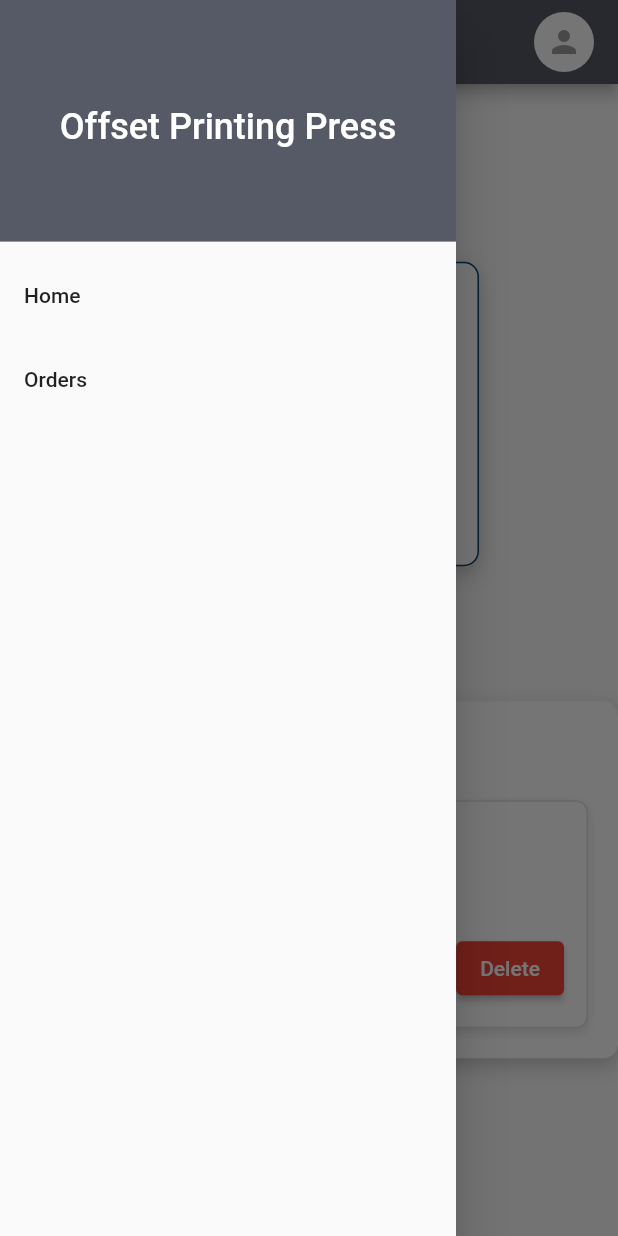
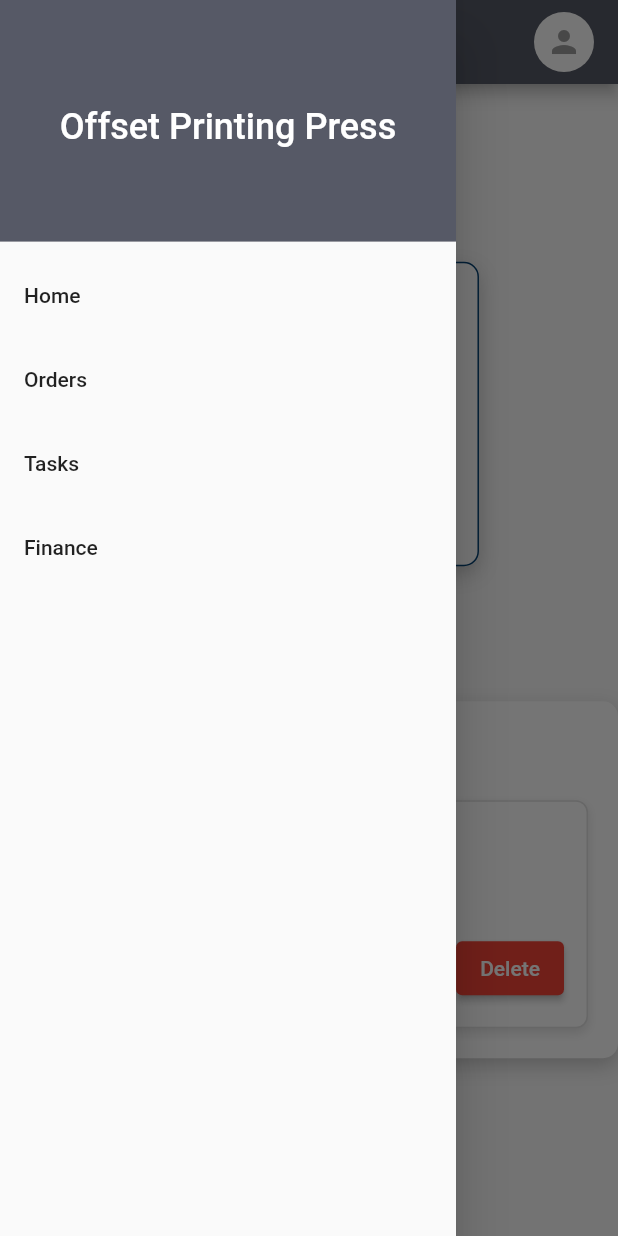
Before and after one commit to aagneye-syam/flutter_management_app, a Flutter app: the screen it shows after launch, in the side drawer, after a tap on "Orders", on a phone screen of 412 x 824 dp. Run offline on Flutter 3.47's test engine with Material 2 defaults, Android fonts, the phone set to English and light mode, and no system bars.

Commit message:
other ListTile added

```diff
--- a/lib/main.dart
+++ b/lib/main.dart
@@ -77,6 +77,20 @@ class MyApp extends StatelessWidget {
                 title: const Text('Orders'),
                 onTap: () {
                   // Action when 'Orders' is clicked
+                  Navigator.pop(context);
+                },
+              ),
+              ListTile(
+                title: const Text('Tasks'),
+                onTap: () {
+                  // Action when 'Tasks' is clicked
+                  Navigator.pop(context);
+                },
+              ),
+              ListTile(
+                title: const Text('Finance'),
+                onTap: () {
+                  // Action when 'Finance' is clicked
                   Navigator.pop(context);
                 },
               ),
```
